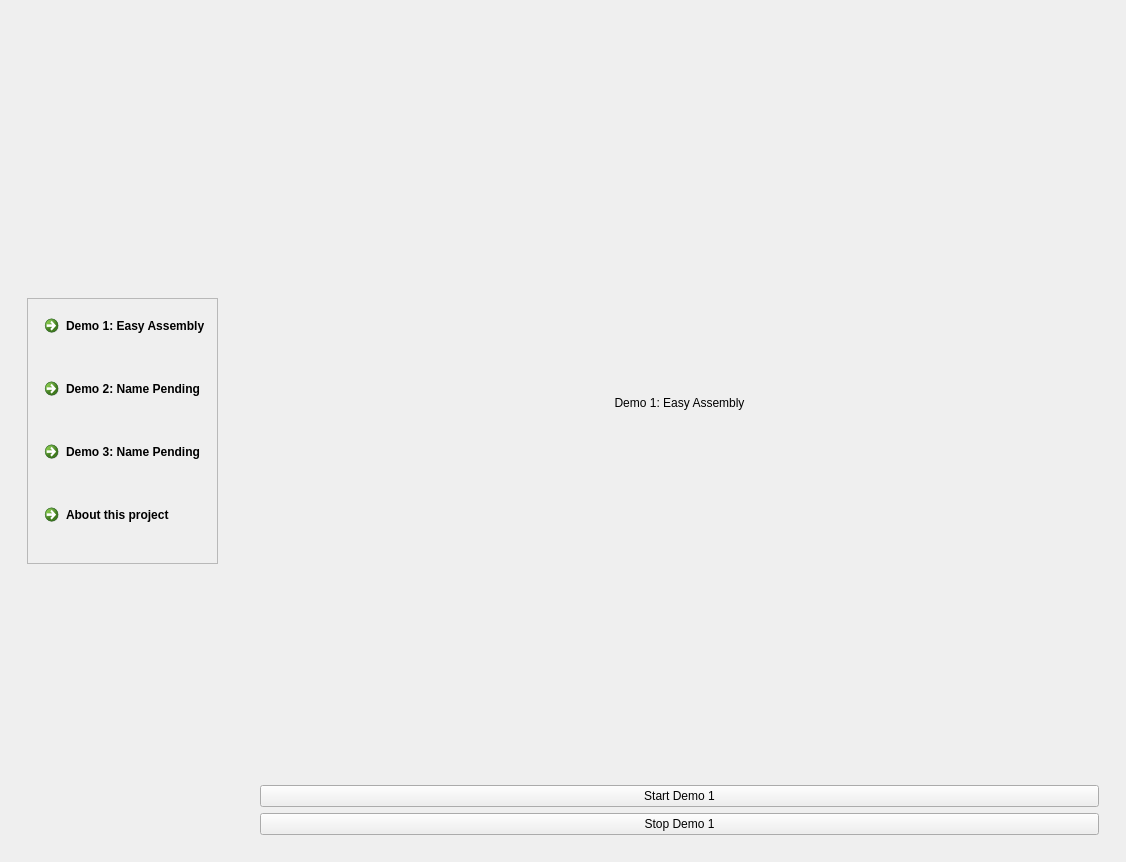
EriBjorn/Collaborative_Robots, file colab_gui.ui: the form before one commit.
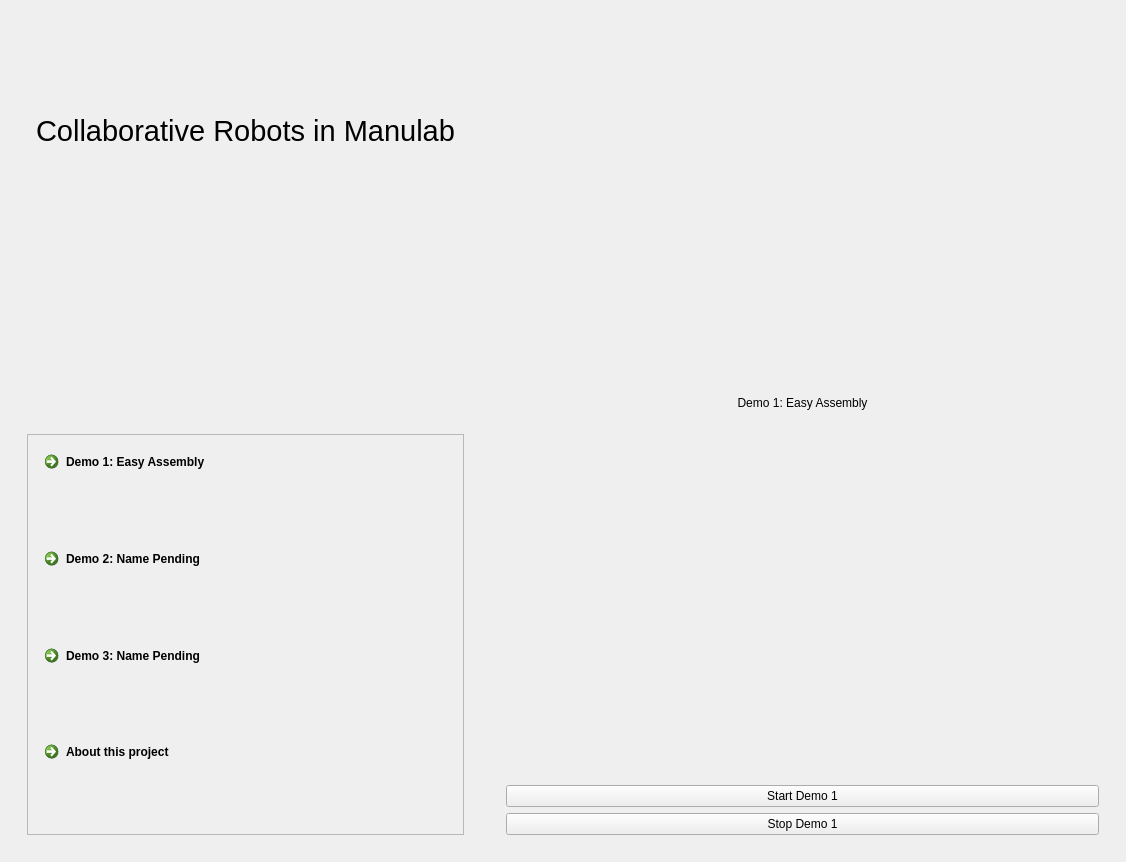
The form after the commit. Icons and pictures are not drawn.

```diff
--- a/colab_gui.ui
+++ b/colab_gui.ui
@@ -28,9 +28,35 @@
         <widget class="QWidget" name="WidgetJustifier" native="true">
          <layout class="QGridLayout" name="gridLayout_3">
           <item row="0" column="0">
-           <widget class="QWidget" name="LogoJustifier" native="true"/>
+           <widget class="QWidget" name="LogoJustifier" native="true">
+            <layout class="QGridLayout" name="gridLayout_4">
+             <item row="0" column="0">
+              <widget class="QLabel" name="label">
+               <property name="font">
+                <font>
+                 <family>Microsoft Sans Serif</family>
+                 <pointsize>22</pointsize>
+                </font>
+               </property>
+               <property name="text">
+                <string>Collaborative Robots in Manulab</string>
+               </property>
+               <property name="alignment">
+                <set>Qt::AlignCenter</set>
+               </property>
+              </widget>
+             </item>
+             <item row="1" column="0">
+              <widget class="QLabel" name="logo">
+               <property name="text">
+                <string>&lt;html&gt;&lt;head/&gt;&lt;body&gt;&lt;p&gt;&lt;img src=&quot;:/LogoPrefix/Intro-Pic-Cobot-Page-1.png&quot;/&gt;&lt;/p&gt;&lt;/body&gt;&lt;/html&gt;</string>
+               </property>
+              </widget>
+             </item>
+            </layout>
+           </widget>
           </item>
-          <item row="1" column="0">
+          <item row="2" column="0">
            <widget class="QFrame" name="PageSelectors">
             <property name="frameShape">
              <enum>QFrame::StyledPanel</enum>
@@ -70,9 +96,6 @@
             </layout>
            </widget>
           </item>
-          <item row="2" column="0">
-           <widget class="QWidget" name="NightModeOrg" native="true"/>
-          </item>
          </layout>
         </widget>
        </item>
```
Left out of the diff: 4 changed lines with no effect on the pictures.
